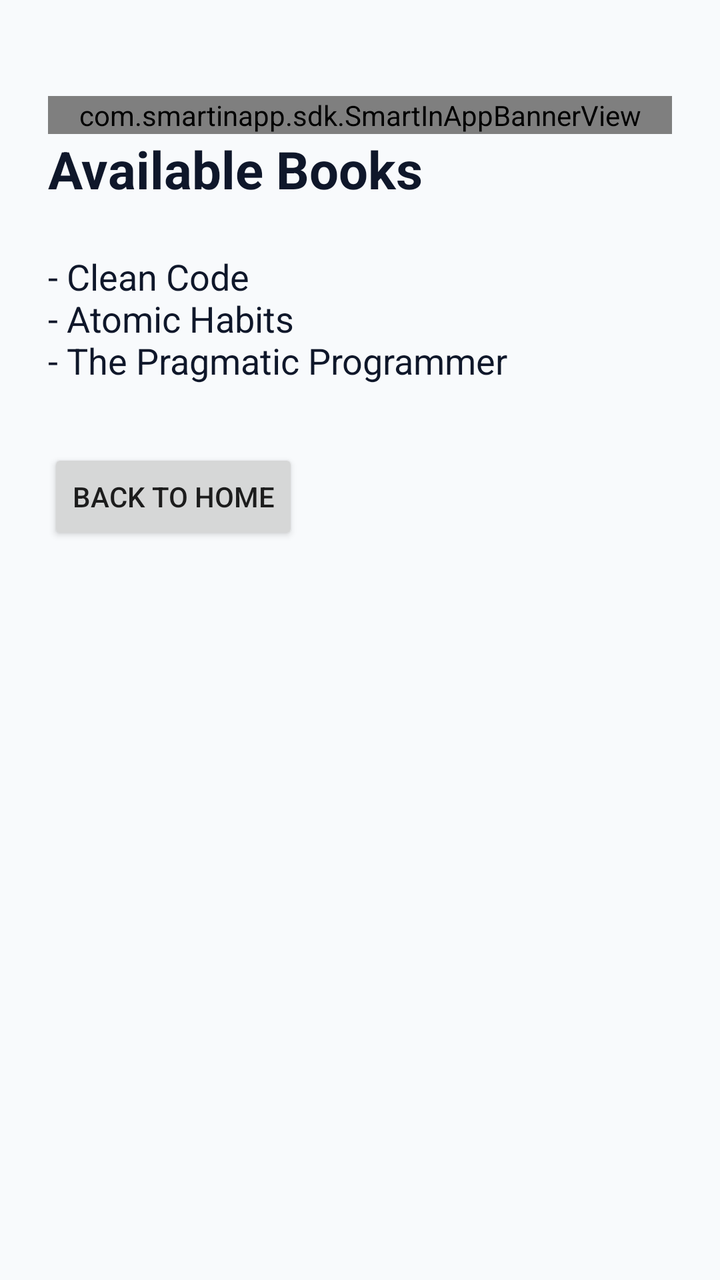
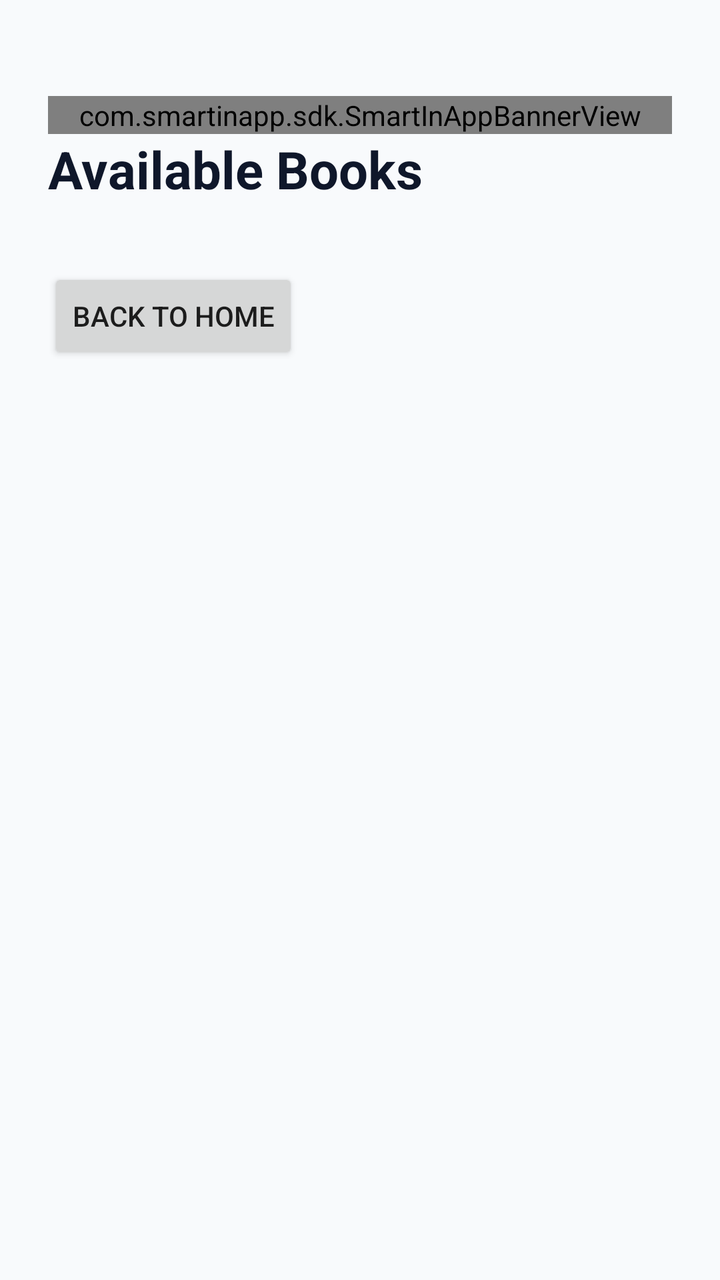

Before-and-after screenshots of an Android layout around one commit, followed by the original layout XML and the change that was made.
<!-- AndroidManifest.xml: application theme Theme.SmartInAppAndroid -->
<!-- res/layout/activity_books.xml -->
<?xml version="1.0" encoding="utf-8"?>
<LinearLayout xmlns:android="http://schemas.android.com/apk/res/android"
    android:id="@+id/main"
    android:layout_width="match_parent"
    android:layout_height="match_parent"
    android:background="@color/app_background"
    android:orientation="vertical"
    android:padding="24dp">

    <com.smartinapp.sdk.SmartInAppBannerView
        android:id="@+id/smart_banner"
        android:layout_width="match_parent"
        android:layout_height="wrap_content"
        android:layout_marginTop="24dp" />

    <TextView
        android:id="@+id/books_title"
        android:layout_width="match_parent"
        android:layout_height="wrap_content"
        android:text="Available Books"
        android:textColor="@color/text_primary"
        android:textSize="26sp"
        android:textStyle="bold" />

    <TextView
        android:id="@+id/books_list"
        android:layout_width="match_parent"
        android:layout_height="wrap_content"
        android:layout_marginTop="24dp"
        android:text="- Clean Code\n- Atomic Habits\n- The Pragmatic Programmer"
        android:textColor="@color/text_primary"
        android:textSize="18sp" />

    <Button
        android:id="@+id/home_button"
        android:layout_width="wrap_content"
        android:layout_height="wrap_content"
        android:layout_marginTop="32dp"
        android:text="Back to Home" />

</LinearLayout>
<!-- resources referenced by this layout -->
<resources>
  <color name="app_background">#FFF8FAFC</color>
  <color name="text_primary">#FF0F172A</color>
  <style name="Theme.SmartInAppAndroid" parent="android:Theme.Material.Light.NoActionBar" />
</resources>

<!-- the commit's change to res/layout/activity_books.xml (unified diff, before → after) -->
@@ -22,15 +22,6 @@
         android:textSize="26sp"
         android:textStyle="bold" />
 
-    <TextView
-        android:id="@+id/books_list"
-        android:layout_width="match_parent"
-        android:layout_height="wrap_content"
-        android:layout_marginTop="24dp"
-        android:text="- Clean Code\n- Atomic Habits\n- The Pragmatic Programmer"
-        android:textColor="@color/text_primary"
-        android:textSize="18sp" />
-
     <Button
         android:id="@+id/home_button"
         android:layout_width="wrap_content"
